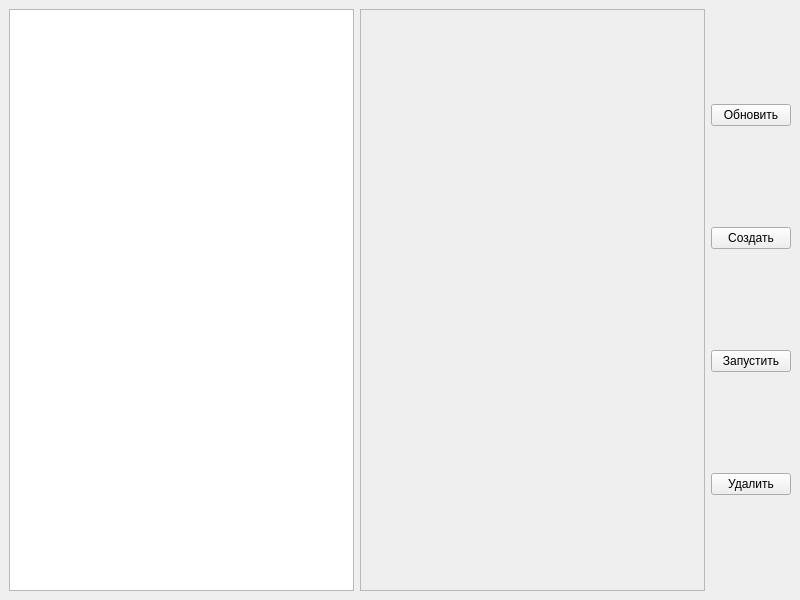
Qt form Scheduler/mainwindow.ui (Tivlas/task-scheduler) before a commit.
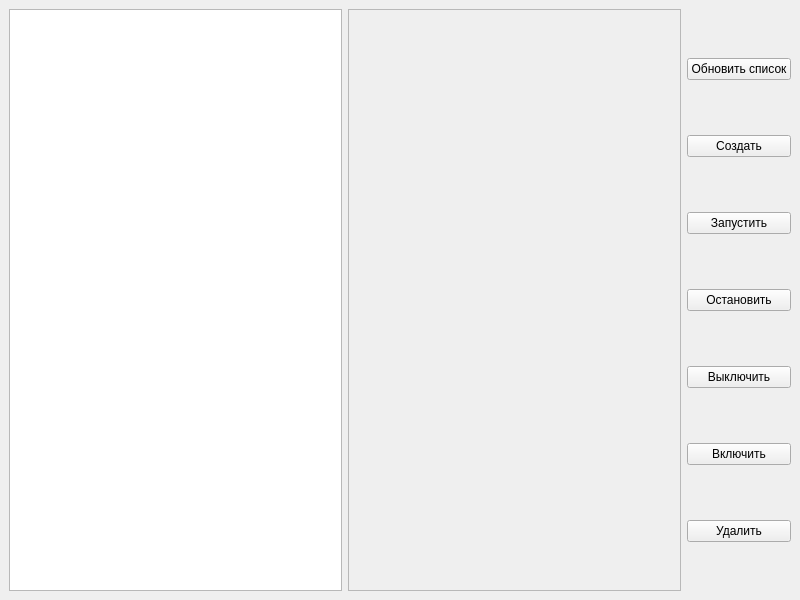
The same form after that commit.

```diff
--- a/Scheduler/mainwindow.ui
+++ b/Scheduler/mainwindow.ui
@@ -32,7 +32,7 @@
         <item>
          <widget class="QPushButton" name="refreshButton">
           <property name="text">
-           <string>Обновить</string>
+           <string>Обновить список</string>
           </property>
          </widget>
         </item>
@@ -50,6 +50,27 @@
           </property>
          </widget>
         </item>
+        <item>
+         <widget class="QPushButton" name="stopTaskButton">
+          <property name="text">
+           <string>Остановить</string>
+          </property>
+         </widget>
+        </item>
+        <item>
+         <widget class="QPushButton" name="disableTaskButton">
+          <property name="text">
+           <string>Выключить</string>
+          </property>
+         </widget>
+        </item>
+        <item>
+         <widget class="QPushButton" name="enableTaskButton">
+          <property name="text">
+           <string>Включить</string>
+          </property>
+         </widget>
+        </item>
         <item>
          <widget class="QPushButton" name="deleteTaskButton">
           <property name="text">
```
